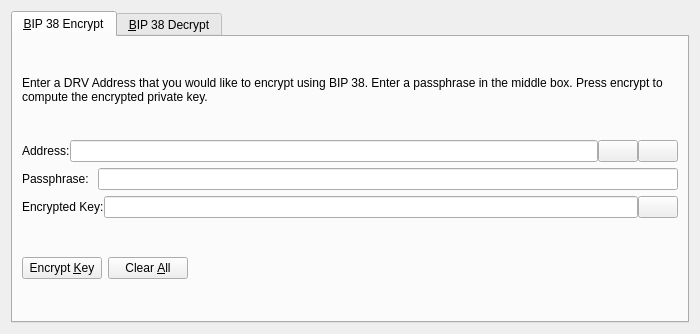
This is src/qt/forms/bip38tooldialog.ui in nashsclay/DraviteFlex-1 as Qt 5 draws it before an edit. The edited form follows.
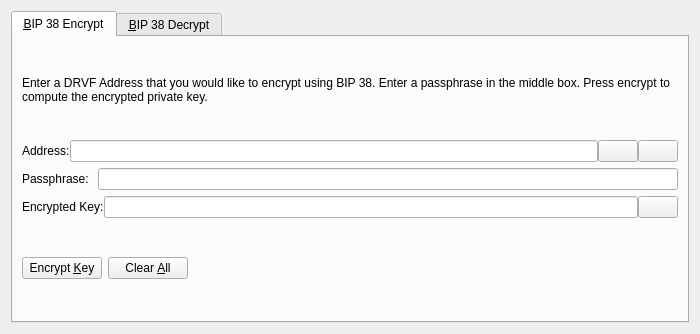
This is the edited form. The open tabs and pages were chosen to show the change. Icons and pictures are not drawn. Custom widgets are drawn as their Qt base class.

```diff
--- a/src/qt/forms/bip38tooldialog.ui
+++ b/src/qt/forms/bip38tooldialog.ui
@@ -30,7 +30,7 @@
        <item>
         <widget class="QLabel" name="infoLabel_ENC">
          <property name="text">
-          <string>Enter a DRV Address that you would like to encrypt using BIP 38. Enter a passphrase in the middle box. Press encrypt to compute the encrypted private key.</string>
+          <string>Enter a DRVF Address that you would like to encrypt using BIP 38. Enter a passphrase in the middle box. Press encrypt to compute the encrypted private key.</string>
          </property>
          <property name="textFormat">
           <enum>Qt::PlainText</enum>
```
Left out of the diff: 8 changed lines with no effect on the pictures.
